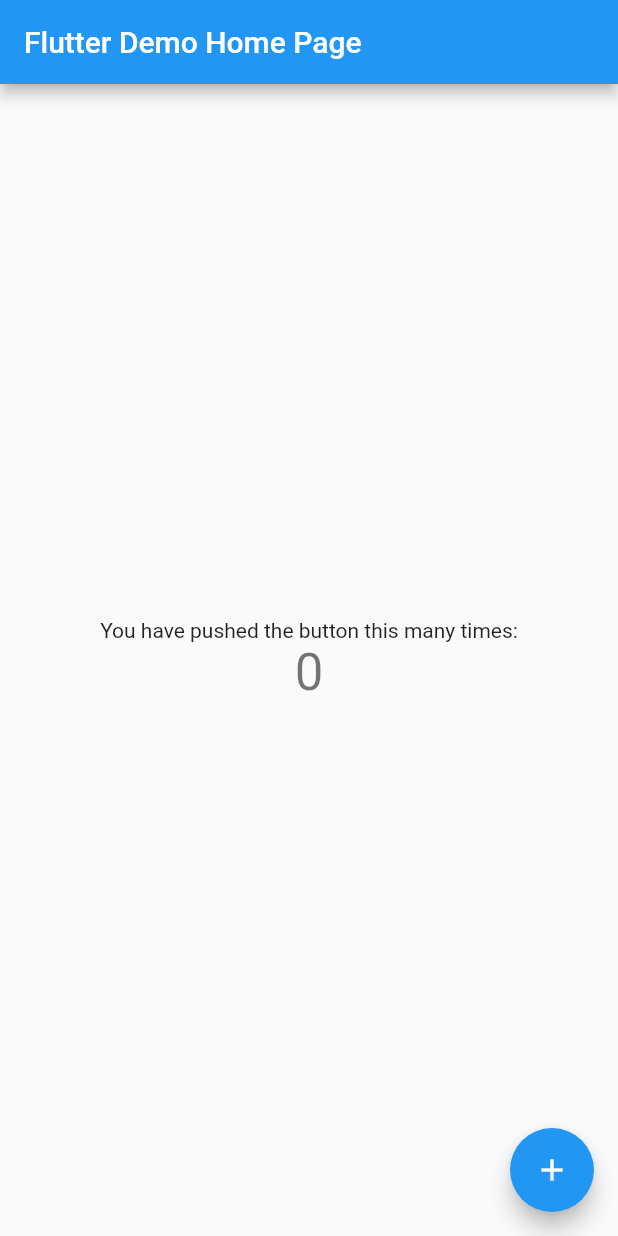
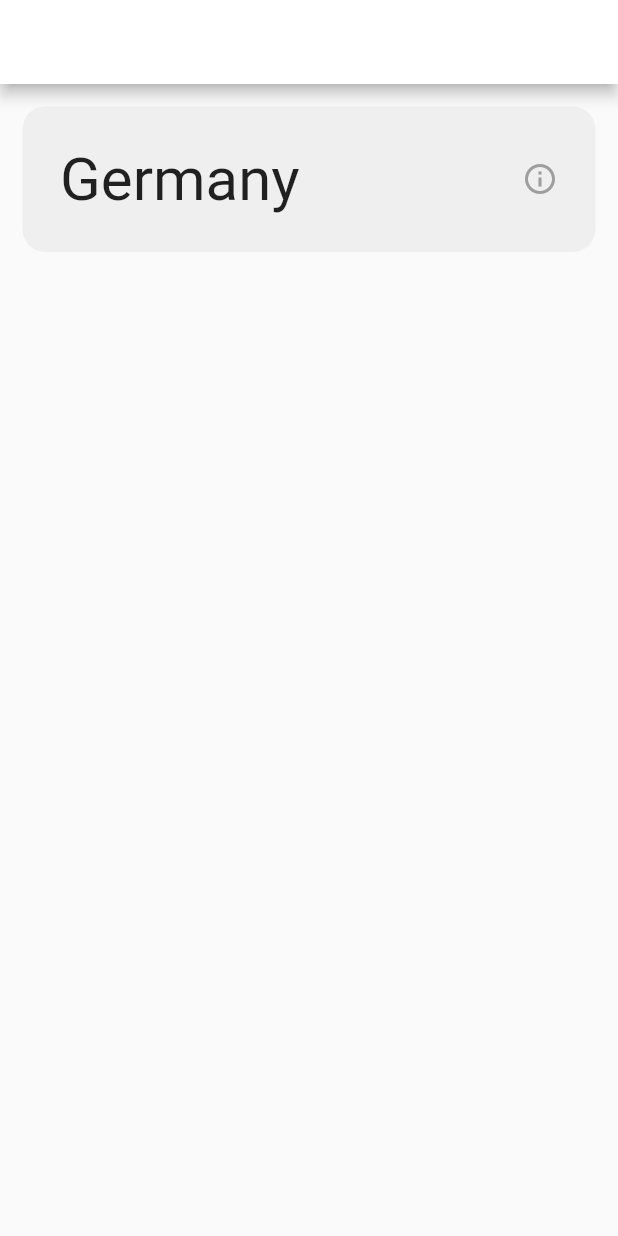
Before and after one commit to lukazibert/i-migrate, a Flutter app: the screen it shows after launch, on a phone screen of 412 x 824 dp. Run offline on Flutter 3.47's test engine with Material 2 defaults, Android fonts, the light colour scheme and no system bars; Roboto replaces fonts that are missing (Alegreya Sans).

Commit message:
second try

```diff
--- a/lib/main.dart
+++ b/lib/main.dart
@@ -1,4 +1,5 @@
 import 'package:flutter/material.dart';
+import 'test.dart';
 
 void main() {
   runApp(const MyApp());
@@ -12,104 +13,49 @@
   Widget build(BuildContext context) {
     return MaterialApp(
       title: 'Flutter Demo',
-      theme: ThemeData(
-        // This is the theme of your application.
-        //
-        // Try running your application with "flutter run". You'll see the
-        // application has a blue toolbar. Then, without quitting the app, try
-        // changing the primarySwatch below to Colors.green and then invoke
-        // "hot reload" (press "r" in the console where you ran "flutter run",
-        // or simply save your changes to "hot reload" in a Flutter IDE).
-        // Notice that the counter didn't reset back to zero; the application
-        // is not restarted.
-        primarySwatch: Colors.blue,
-      ),
-      home: const MyHomePage(title: 'Flutter Demo Home Page'),
+      home: SelectionView(),
     );
   }
 }
 
-class MyHomePage extends StatefulWidget {
-  const MyHomePage({super.key, required this.title});
-
-  // This widget is the home page of your application. It is stateful, meaning
-  // that it has a State object (defined below) that contains fields that affect
-  // how it looks.
-
-  // This class is the configuration for the state. It holds the values (in this
-  // case the title) provided by the parent (in this case the App widget) and
-  // used by the build method of the State. Fields in a Widget subclass are
-  // always marked "final".
-
-  final String title;
-
-  @override
-  State<MyHomePage> createState() => _MyHomePageState();
-}
-
-class _MyHomePageState extends State<MyHomePage> {
-  int _counter = 0;
-
-  void _incrementCounter() {
-    setState(() {
-      // This call to setState tells the Flutter framework that something has
-      // changed in this State, which causes it to rerun the build method below
-      // so that the display can reflect the updated values. If we changed
-      // _counter without calling setState(), then the build method would not be
-      // called again, and so nothing would appear to happen.
-      _counter++;
-    });
-  }
+class SelectionView extends StatelessWidget {
+  const SelectionView({super.key});
 
   @override
   Widget build(BuildContext context) {
-    // This method is rerun every time setState is called, for instance as done
-    // by the _incrementCounter method above.
-    //
-    // The Flutter framework has been optimized to make rerunning build methods
-    // fast, so that you can just rebuild anything that needs updating rather
-    // than having to individually change instances of widgets.
     return Scaffold(
       appBar: AppBar(
-        // Here we take the value from the MyHomePage object that was created by
-        // the App.build method, and use it to set our appbar title.
-        title: Text(widget.title),
+        backgroundColor: Colors.white,
+        title: Text("Selection"),
       ),
-      body: Center(
-        // Center is a layout widget. It takes a single child and positions it
-        // in the middle of the parent.
-        child: Column(
-          // Column is also a layout widget. It takes a list of children and
-          // arranges them vertically. By default, it sizes itself to fit its
-          // children horizontally, and tries to be as tall as its parent.
-          //
-          // Invoke "debug painting" (press "p" in the console, choose the
-          // "Toggle Debug Paint" action from the Flutter Inspector in Android
-          // Studio, or the "Toggle Debug Paint" command in Visual Studio Code)
-          // to see the wireframe for each widget.
-          //
-          // Column has various properties to control how it sizes itself and
-          // how it positions its children. Here we use mainAxisAlignment to
-          // center the children vertically; the main axis here is the vertical
-          // axis because Columns are vertical (the cross axis would be
-          // horizontal).
-          mainAxisAlignment: MainAxisAlignment.center,
-          children: <Widget>[
-            const Text(
-              'You have pushed the button this many times:',
+      body: Container(
+        padding: EdgeInsets.only(top: 15, left: 15, right: 15, bottom: 5),
+        child: Column(children: [
+          Container(
+            child: Row(
+                mainAxisAlignment: MainAxisAlignment.spaceBetween,
+                children: [
+                  Text(
+                    "Germany",
+                    style: TextStyle(
+                      fontSize: 40,
+                      fontFamily: 'Alegreya Sans',
+                      fontStyle: FontStyle.normal,
+                    ),
+                  ),
+                  Icon(
+                    Icons.info_outline,
+                    color: Colors.grey,
+                  ),
+                ]),
+            decoration: BoxDecoration(
+              borderRadius: BorderRadius.circular(15),
+              color: Color(0xFFEFEFEF),
             ),
-            Text(
-              '$_counter',
-              style: Theme.of(context).textTheme.headline4,
-            ),
-          ],
-        ),
+            padding: EdgeInsets.all(25),
+          ),
+        ]),
       ),
-      floatingActionButton: FloatingActionButton(
-        onPressed: _incrementCounter,
-        tooltip: 'Increment',
-        child: const Icon(Icons.add),
-      ), // This trailing comma makes auto-formatting nicer for build methods.
     );
   }
 }
--- /dev/null
+++ b/lib/test.dart
@@ -0,0 +1,11 @@
+import 'package:flutter/src/widgets/container.dart';
+import 'package:flutter/src/widgets/framework.dart';
+
+class MyWidget extends StatelessWidget {
+  const MyWidget({super.key});
+
+  @override
+  Widget build(BuildContext context) {
+    return Container();
+  }
+}
```
